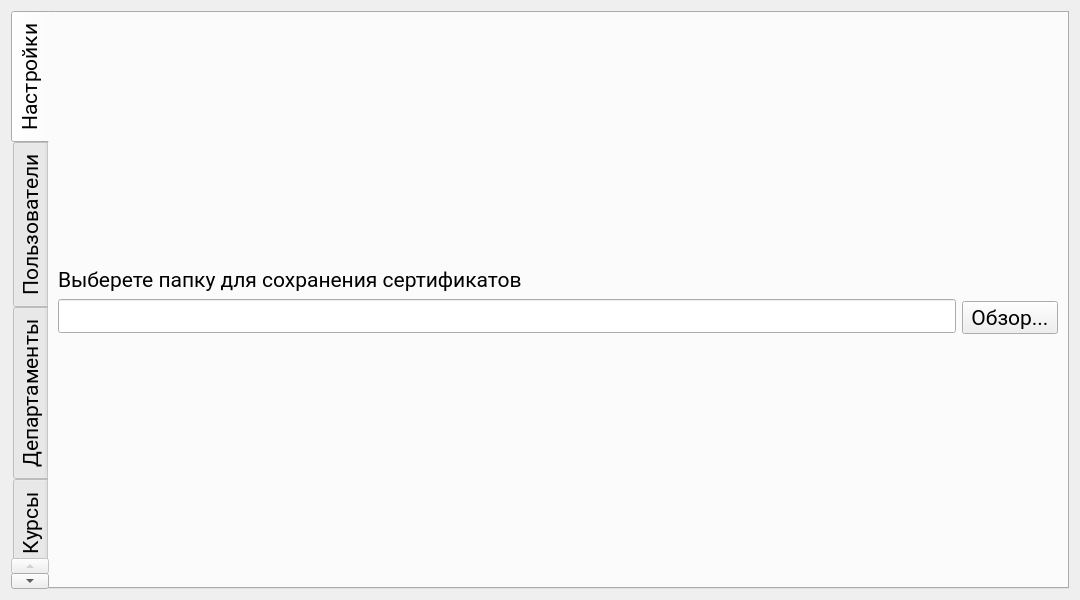
The window that adminwin.ui (Rayzedan/SystemControlStudent) describes before a commit, drawn with Qt 5.
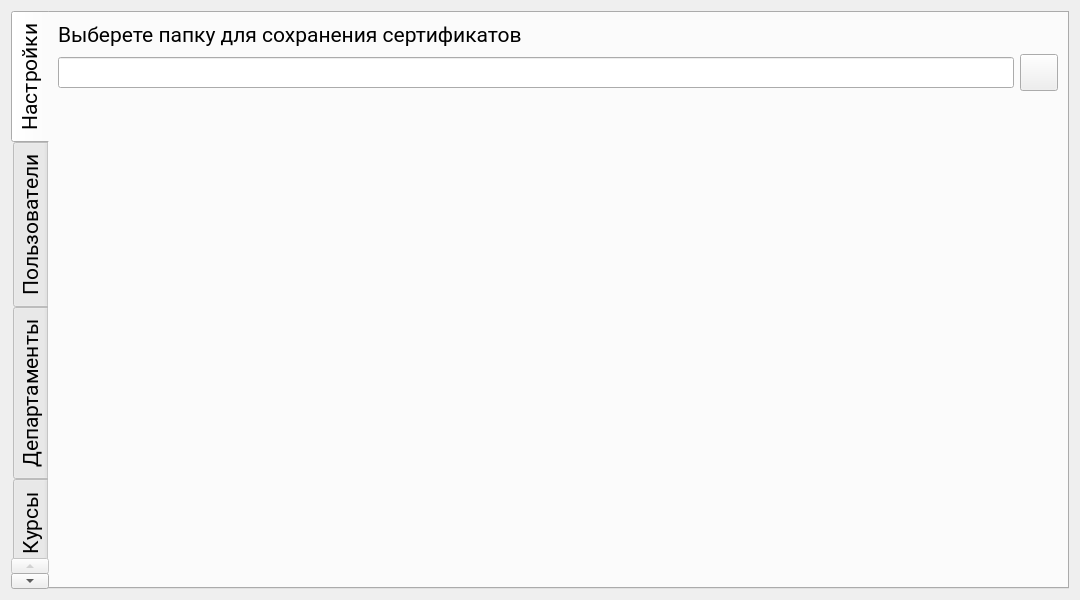
The same window after the commit. The open tabs and pages were chosen to show the change. Icons and pictures are not drawn. Custom widgets are drawn as their Qt base class.

Diff of the .ui file:
```diff
--- a/adminwin.ui
+++ b/adminwin.ui
@@ -59,24 +59,7 @@
       <attribute name="title">
        <string>Настройки</string>
       </attribute>
-      <layout class="QVBoxLayout" name="verticalLayout_19">
-       <item>
-        <layout class="QHBoxLayout" name="horizontalLayout_9">
-         <item>
-          <layout class="QVBoxLayout" name="verticalLayout_11">
-           <item>
-            <spacer name="verticalSpacer">
-             <property name="orientation">
-              <enum>Qt::Vertical</enum>
-             </property>
-             <property name="sizeHint" stdset="0">
-              <size>
-               <width>20</width>
-               <height>40</height>
-              </size>
-             </property>
-            </spacer>
-           </item>
+      <layout class="QVBoxLayout" name="verticalLayout">
            <item>
             <widget class="QLabel" name="label">
              <property name="text">
@@ -85,64 +68,51 @@
             </widget>
            </item>
            <item>
-            <widget class="QLineEdit" name="lineEdit"/>
-           </item>
+        <layout class="QHBoxLayout" name="horizontalLayout_9">
            <item>
-            <spacer name="verticalSpacer_2">
-             <property name="orientation">
-              <enum>Qt::Vertical</enum>
-             </property>
-             <property name="sizeHint" stdset="0">
-              <size>
-               <width>20</width>
-               <height>64</height>
-              </size>
-             </property>
-            </spacer>
-           </item>
-          </layout>
-         </item>
-         <item>
-          <layout class="QVBoxLayout" name="verticalLayout">
-           <item>
-            <spacer name="verticalSpacer_3">
-             <property name="orientation">
-              <enum>Qt::Vertical</enum>
-             </property>
-             <property name="sizeType">
-              <enum>QSizePolicy::Expanding</enum>
-             </property>
-             <property name="sizeHint" stdset="0">
-              <size>
-               <width>20</width>
-               <height>279</height>
-              </size>
-             </property>
-            </spacer>
+          <widget class="QLineEdit" name="lineEdit">
+           <property name="font">
+            <font>
+             <family>Roboto</family>
+             <pointsize>14</pointsize>
+            </font>
+           </property>
+          </widget>
            </item>
            <item>
             <widget class="QToolButton" name="toolButton">
-             <property name="text">
-              <string>Обзор...</string>
+           <property name="font">
+            <font>
+             <family>Roboto</family>
+             <pointsize>14</pointsize>
+            </font>
+           </property>
+           <property name="icon">
+            <iconset resource="resourses.qrc">
+             <normaloff>:/resourses/icons8-file-50.png</normaloff>:/resourses/icons8-file-50.png</iconset>
+           </property>
+           <property name="iconSize">
+            <size>
+             <width>30</width>
+             <height>30</height>
+            </size>
              </property>
             </widget>
            </item>
+        </layout>
+       </item>
            <item>
-            <spacer name="verticalSpacer_4">
+        <spacer name="verticalSpacer_2">
              <property name="orientation">
               <enum>Qt::Vertical</enum>
              </property>
              <property name="sizeHint" stdset="0">
               <size>
                <width>20</width>
-               <height>40</height>
+           <height>463</height>
               </size>
              </property>
             </spacer>
-           </item>
-          </layout>
-         </item>
-        </layout>
        </item>
       </layout>
      </widget>
```
Left out of the diff: 285 changed lines with no effect on the pictures. Lines whose indentation alone changed are shown as unchanged.
